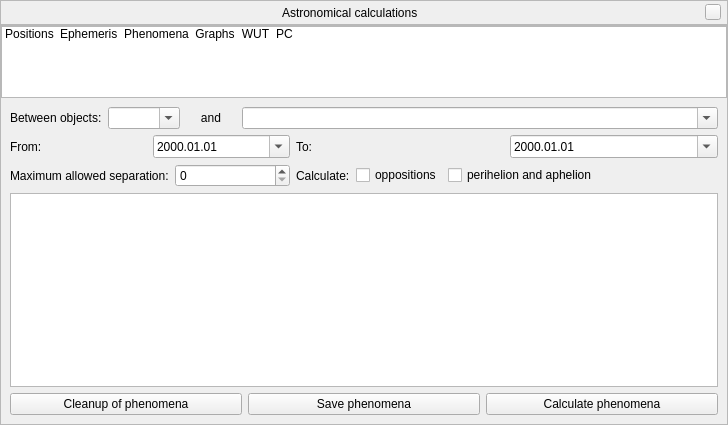
First picture: the form in src/gui/astroCalcDialog.ui, repository 519984307/stellarium_src, before the edit.
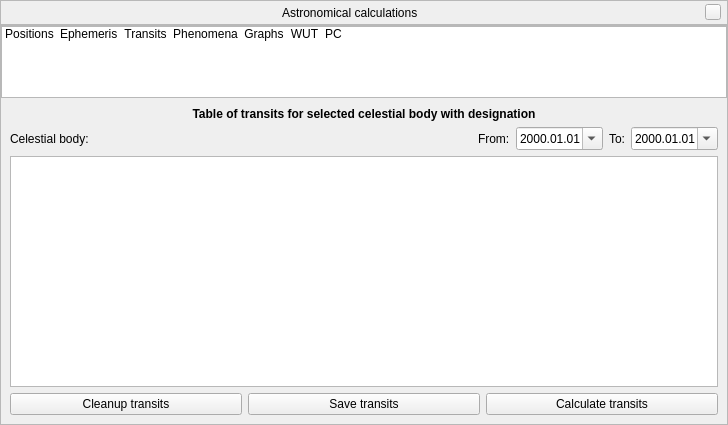
Second picture: the form after the edit. The open tabs and pages were chosen to show the change. Icons and pictures are not drawn. Custom widgets are drawn as their Qt base class.

Commit message: Added new tool (AstroCalc/Transits) info AstroCalc window (Fix #872)

The edit to the form file:
```diff
--- a/src/gui/astroCalcDialog.ui
+++ b/src/gui/astroCalcDialog.ui
@@ -224,6 +224,16 @@
           </iconset>
          </property>
         </item>
+        <item>
+         <property name="text">
+          <string>Transits</string>
+         </property>
+         <property name="icon">
+          <iconset>
+           <normalon>:/graphicGui/tabicon-AstroCalc-CelPos.png</normalon>
+          </iconset>
+         </property>
+        </item>
         <item>
          <property name="text">
           <string>Phenomena</string>
@@ -744,6 +754,158 @@
          </layout>
         </widget>
         <widget class="QWidget" name="stackedWidgetPage3">
+         <layout class="QGridLayout" name="gridLayout_16">
+          <item row="2" column="0">
+           <widget class="QTreeWidget" name="transitTreeWidget">
+            <property name="rootIsDecorated">
+             <bool>false</bool>
+            </property>
+            <property name="uniformRowHeights">
+             <bool>true</bool>
+            </property>
+            <property name="itemsExpandable">
+             <bool>false</bool>
+            </property>
+            <property name="sortingEnabled">
+             <bool>true</bool>
+            </property>
+            <property name="expandsOnDoubleClick">
+             <bool>false</bool>
+            </property>
+            <property name="columnCount">
+             <number>0</number>
+            </property>
+            <attribute name="headerShowSortIndicator" stdset="0">
+             <bool>true</bool>
+            </attribute>
+           </widget>
+          </item>
+          <item row="3" column="0">
+           <layout class="QHBoxLayout" name="horizontalLayout_30">
+            <item>
+             <widget class="QPushButton" name="transitsCleanupButton">
+              <property name="text">
+               <string>Cleanup transits</string>
+              </property>
+             </widget>
+            </item>
+            <item>
+             <widget class="QPushButton" name="transitsSaveButton">
+              <property name="text">
+               <string>Save transits</string>
+              </property>
+             </widget>
+            </item>
+            <item>
+             <widget class="QPushButton" name="transitsCalculateButton">
+              <property name="text">
+               <string>Calculate transits</string>
+              </property>
+             </widget>
+            </item>
+           </layout>
+          </item>
+          <item row="1" column="0">
+           <layout class="QHBoxLayout" name="horizontalLayout_31">
+            <item>
+             <layout class="QHBoxLayout" name="horizontalLayout_34">
+              <item>
+               <widget class="QLabel" name="transitCelestialBodyLabel">
+                <property name="text">
+                 <string>Celestial body:</string>
+                </property>
+               </widget>
+              </item>
+              <item>
+               <widget class="QLabel" name="transitCelestialBodyNameLabel">
+                <property name="sizePolicy">
+                 <sizepolicy hsizetype="Expanding" vsizetype="Preferred">
+                  <horstretch>0</horstretch>
+                  <verstretch>0</verstretch>
+                 </sizepolicy>
+                </property>
+                <property name="font">
+                 <font>
+                  <weight>75</weight>
+                  <bold>true</bold>
+                 </font>
+                </property>
+                <property name="text">
+                 <string/>
+                </property>
+               </widget>
+              </item>
+             </layout>
+            </item>
+            <item>
+             <layout class="QHBoxLayout" name="horizontalLayout_35">
+              <item>
+               <widget class="QLabel" name="transitFromLabel">
+                <property name="text">
+                 <string>From:</string>
+                </property>
+               </widget>
+              </item>
+              <item>
+               <widget class="QDateEdit" name="transitFromDateEdit">
+                <property name="wrapping">
+                 <bool>true</bool>
+                </property>
+                <property name="displayFormat">
+                 <string>yyyy.MM.dd</string>
+                </property>
+                <property name="calendarPopup">
+                 <bool>true</bool>
+                </property>
+               </widget>
+              </item>
+             </layout>
+            </item>
+            <item>
+             <layout class="QHBoxLayout" name="horizontalLayout_32">
+              <item>
+               <widget class="QLabel" name="transitToLabel">
+                <property name="text">
+                 <string>To:</string>
+                </property>
+               </widget>
+              </item>
+              <item>
+               <widget class="QDateEdit" name="transitToDateEdit">
+                <property name="wrapping">
+                 <bool>true</bool>
+                </property>
+                <property name="displayFormat">
+                 <string>yyyy.MM.dd</string>
+                </property>
+                <property name="calendarPopup">
+                 <bool>true</bool>
+                </property>
+               </widget>
+              </item>
+             </layout>
+            </item>
+           </layout>
+          </item>
+          <item row="0" column="0">
+           <widget class="QLabel" name="transitHeaderLabel">
+            <property name="font">
+             <font>
+              <weight>75</weight>
+              <bold>true</bold>
+             </font>
+            </property>
+            <property name="text">
+             <string>Table of transits for selected celestial body with designation</string>
+            </property>
+            <property name="alignment">
+             <set>Qt::AlignCenter</set>
+            </property>
+           </widget>
+          </item>
+         </layout>
+        </widget>
+        <widget class="QWidget" name="stackedWidgetPage4">
          <layout class="QGridLayout" name="gridLayout_4">
           <item row="1" column="1">
            <layout class="QHBoxLayout" name="horizontalLayout_7">
```
Left out of the diff: 6 changed lines with no effect on the pictures. The commit also changes 4 other files.
